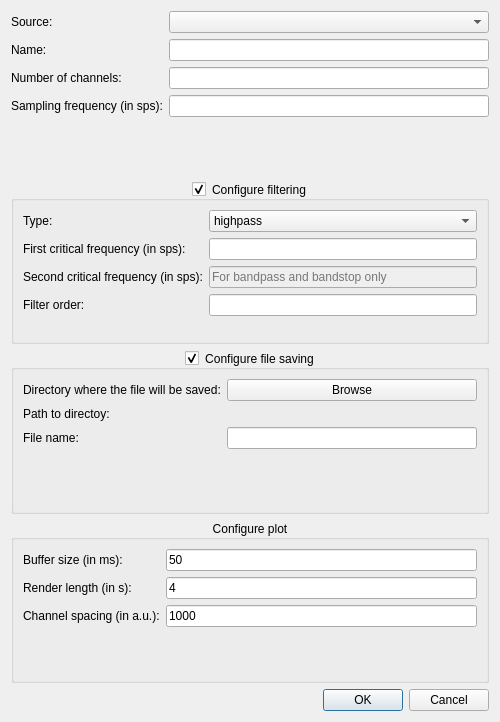
The window that designer/add_signal_dialog.ui (pulp-bio/biogui) describes before a commit, drawn with Qt 5.
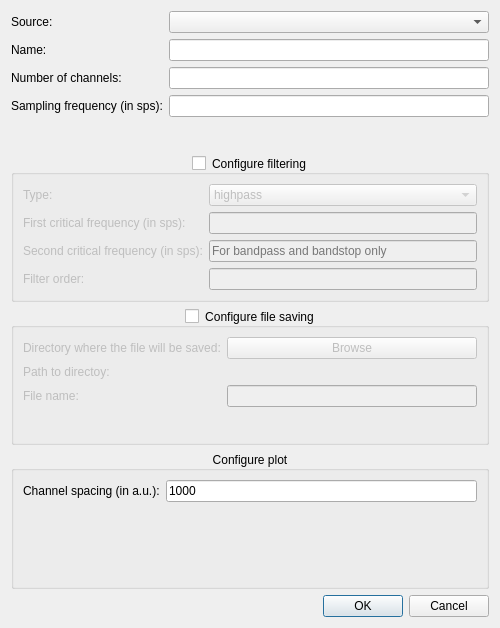
The same window after the commit.

What changed in the file:
```diff
--- a/designer/add_signal_dialog.ui
+++ b/designer/add_signal_dialog.ui
@@ -10,7 +10,7 @@
     <x>0</x>
     <y>0</y>
     <width>500</width>
-    <height>722</height>
+    <height>628</height>
    </rect>
   </property>
   <property name="windowTitle">
@@ -100,7 +100,7 @@
       <bool>true</bool>
      </property>
      <property name="checked">
-      <bool>true</bool>
+      <bool>false</bool>
      </property>
      <layout class="QFormLayout" name="formLayout2">
       <item row="0" column="0">
@@ -206,7 +206,7 @@
       <bool>true</bool>
      </property>
      <property name="checked">
-      <bool>true</bool>
+      <bool>false</bool>
      </property>
      <layout class="QFormLayout" name="formLayout3">
       <item row="1" column="1">
@@ -275,14 +275,14 @@
       <bool>false</bool>
      </property>
      <layout class="QFormLayout" name="formLayout4">
-      <item row="2" column="0">
+      <item row="0" column="0">
        <widget class="QLabel" name="label14">
         <property name="text">
          <string>Channel spacing (in a.u.):</string>
         </property>
        </widget>
       </item>
-      <item row="2" column="1">
+      <item row="0" column="1">
        <widget class="QLineEdit" name="chSpacingTextField">
         <property name="toolTip">
          <string>Spacing between the channels in the signal unit (only for multi-channel signals)</string>
@@ -295,46 +295,6 @@
         </property>
        </widget>
       </item>
-      <item row="0" column="0">
-       <widget class="QLabel" name="label12">
-        <property name="toolTip">
-         <string/>
-        </property>
-        <property name="text">
-         <string>Buffer size (in ms):</string>
-        </property>
-       </widget>
-      </item>
-      <item row="0" column="1">
-       <widget class="QLineEdit" name="bufferSizeTextField">
-        <property name="toolTip">
-         <string>If it's low, plots are re-drawn more frequently increasing CPU load; if it's high, plots are re-drawn less frequently making them erratic</string>
-        </property>
-        <property name="text">
-         <string>50</string>
-        </property>
-        <property name="placeholderText">
-         <string/>
-        </property>
-       </widget>
-      </item>
-      <item row="1" column="1">
-       <widget class="QLineEdit" name="renderLengthTextField">
-        <property name="toolTip">
-         <string>Length of the window with the plot</string>
-        </property>
-        <property name="text">
-         <string>4</string>
-        </property>
-       </widget>
-      </item>
-      <item row="1" column="0">
-       <widget class="QLabel" name="label13">
-        <property name="text">
-         <string>Render length (in s):</string>
-        </property>
-       </widget>
-      </item>
      </layout>
     </widget>
    </item>
```
Left out of the diff: 2 changed lines with no effect on the pictures.
